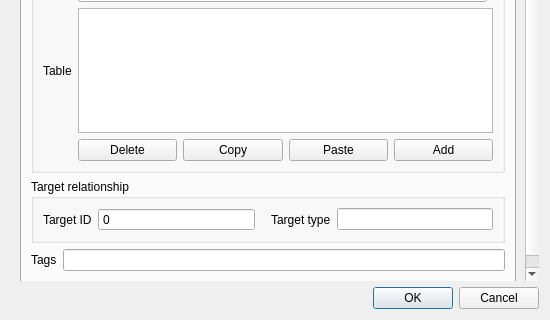
First picture: the form in threedi_schematisation_editor/forms/ui/table_control.ui, repository nens/threedi-schematisation-editor, before the edit; both pictures show x 0 to 550 and y 230 to 550 of the 550 by 550 pixel window.
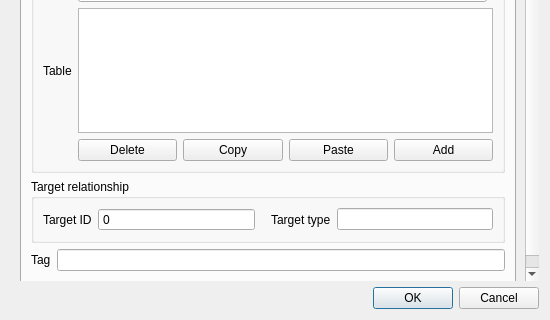
Second picture: the form after the edit.

Patch:
```diff
--- a/threedi_schematisation_editor/forms/ui/table_control.ui
+++ b/threedi_schematisation_editor/forms/ui/table_control.ui
@@ -420,7 +420,7 @@
              <item>
               <widget class="QLabel" name="label_42">
                <property name="text">
-                <string>Tags</string>
+                <string>Tag</string>
                </property>
               </widget>
              </item>
```
